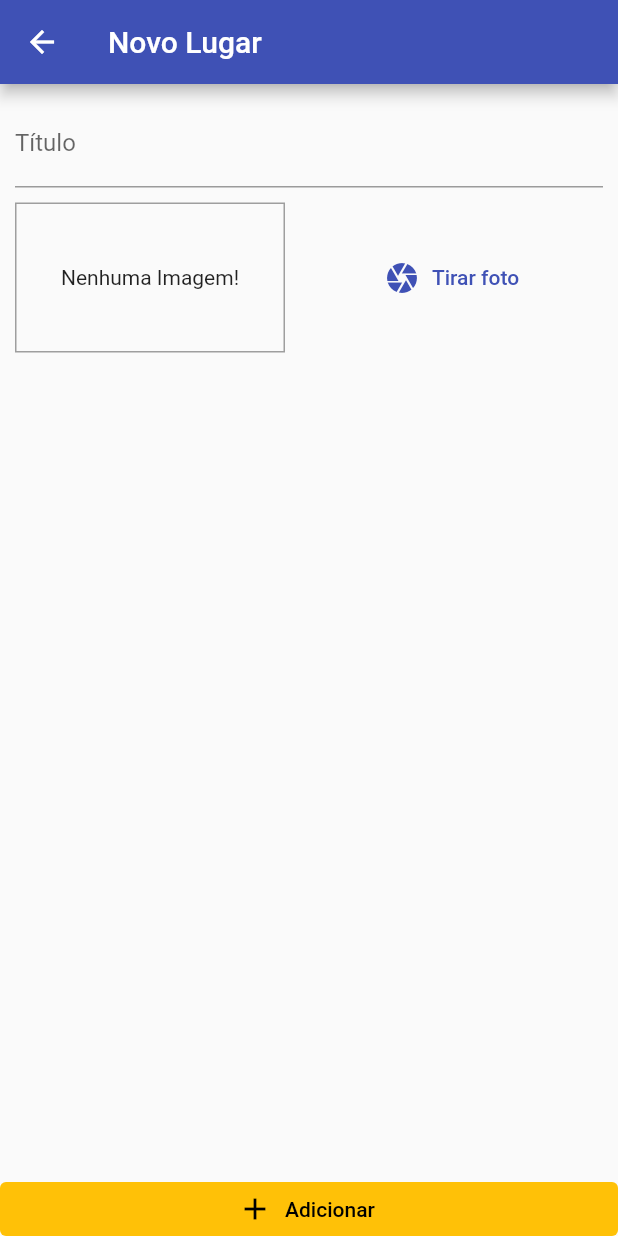
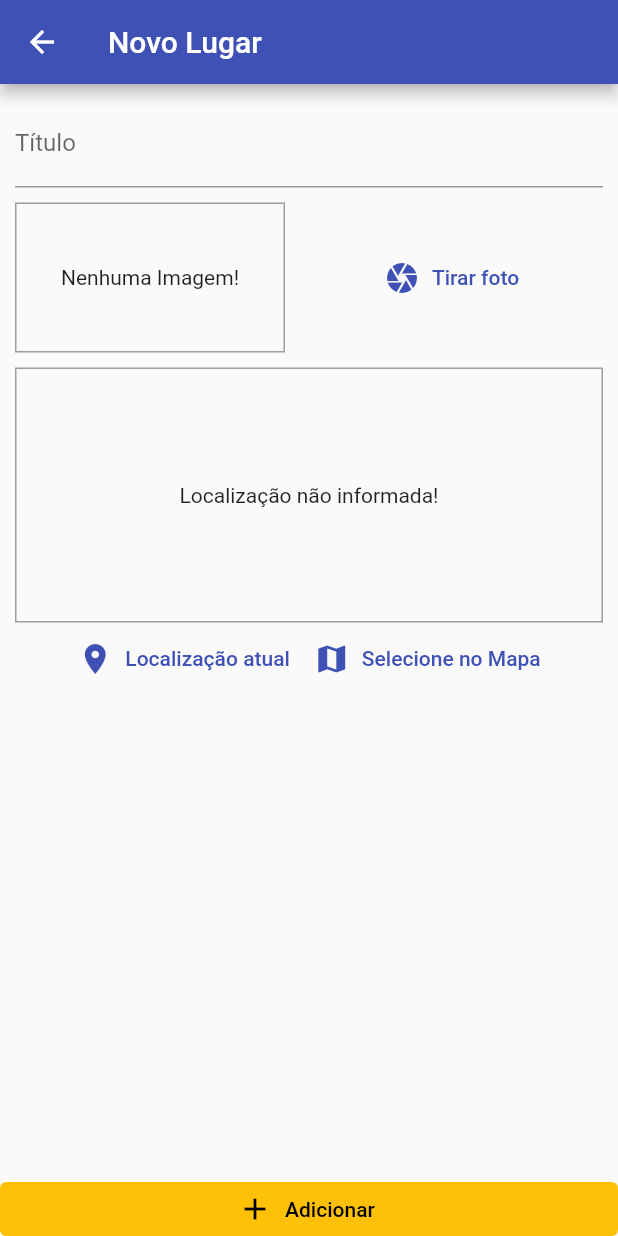
Before and after one commit to jeanmmlima/IMD0509-flutter, a Flutter app: the PlaceFormScreen screen opened by its route, on a phone screen of 412 x 824 dp. Run offline on Flutter 3.47's test engine with Material 2 defaults, Android fonts, the phone set to English and light mode, and no system bars; our stand-ins replace flutter_mobx, google_maps_flutter, image_picker, location, mobx and 1 more; missing offline and left inert: dart:ffi; accounts and stored records are empty; generated files the repository leaves out were written again.

Commit message:
fluxo de localização ok

```diff
--- /dev/null
+++ b/f9_recursos_nativos/lib/components/location_input.dart
@@ -0,0 +1,91 @@
+import 'package:f9_recursos_nativos/screens/map_screen.dart';
+import 'package:f9_recursos_nativos/utils/location_util.dart';
+import 'package:flutter/material.dart';
+import 'package:location/location.dart';
+import 'package:google_maps_flutter/google_maps_flutter.dart';
+
+class LocationInput extends StatefulWidget {
+  @override
+  _LocationInputState createState() => _LocationInputState();
+}
+
+class _LocationInputState extends State<LocationInput> {
+  String? _previewImageUrl;
+
+  Future<void> _getCurrentUserLocation() async {
+    final locData =
+        await Location().getLocation(); //pega localização do usuário
+    print(locData.latitude);
+    print(locData.longitude);
+
+    //CARREGANDO NO MAPA
+
+    final staticMapImageUrl = LocationUtil.generateLocationPreviewImage(
+        latitude: locData.latitude, longitude: locData.longitude);
+
+    setState(() {
+      _previewImageUrl = staticMapImageUrl;
+    });
+  }
+
+  Future<void> _selectOnMap() async {
+    final LatLng selectedPosition = await Navigator.of(context).push(
+      MaterialPageRoute(
+          fullscreenDialog: true, builder: ((context) => MapScreen())),
+    );
+
+    if (selectedPosition == null) return;
+
+    print(selectedPosition.latitude);
+    print(selectedPosition.longitude);
+
+    final staticMapImageUrl = LocationUtil.generateLocationPreviewImage(
+        latitude: selectedPosition.latitude,
+        longitude: selectedPosition.longitude);
+
+    setState(() {
+      _previewImageUrl = staticMapImageUrl;
+    });
+  }
+
+  @override
+  Widget build(BuildContext context) {
+    return Column(
+      children: [
+        Container(
+          height: 170,
+          width: double.infinity,
+          alignment: Alignment.center,
+          decoration: BoxDecoration(
+            border: Border.all(
+              width: 1,
+              color: Colors.grey,
+            ),
+          ),
+          child: _previewImageUrl == null
+              ? Text('Localização não informada!')
+              : Image.network(
+                  _previewImageUrl!,
+                  fit: BoxFit.cover,
+                  width: double.infinity,
+                ),
+        ),
+        Row(
+          mainAxisAlignment: MainAxisAlignment.center,
+          children: [
+            TextButton.icon(
+              icon: Icon(Icons.location_on),
+              label: Text('Localização atual'),
+              onPressed: _getCurrentUserLocation,
+            ),
+            TextButton.icon(
+              icon: Icon(Icons.map),
+              label: Text('Selecione no Mapa'),
+              onPressed: _selectOnMap,
+            ),
+          ],
+        )
+      ],
+    );
+  }
+}
--- a/f9_recursos_nativos/lib/models/place.dart
+++ b/f9_recursos_nativos/lib/models/place.dart
@@ -5,7 +5,7 @@
   final double longitude;
   final String address;
 
-  PlaceLocation({
+  const PlaceLocation({
     required this.latitude,
     required this.longitude,
     this.address = '',
--- a/f9_recursos_nativos/lib/provider/great_places.dart
+++ b/f9_recursos_nativos/lib/provider/great_places.dart
@@ -38,7 +38,7 @@
     return _items[index];
   }
 
-  void addPlace(String title, File image) {
+  void addPlace(String title, File image, ) {
     final newPlace = Place(
         id: Random().nextDouble().toString(),
         title: title,
--- a/f9_recursos_nativos/lib/screens/place_form_screen.dart
+++ b/f9_recursos_nativos/lib/screens/place_form_screen.dart
@@ -1,6 +1,7 @@
 import 'dart:io';
 
 import 'package:f9_recursos_nativos/components/image_input.dart';
+import 'package:f9_recursos_nativos/components/location_input.dart';
 import 'package:f9_recursos_nativos/provider/great_places.dart';
 import 'package:flutter/material.dart';
 import 'package:provider/provider.dart';
@@ -57,6 +58,8 @@
                     ),
                     SizedBox(height: 10),
                     ImageInput(this._selectImage),
+                    SizedBox(height: 10),
+                    LocationInput(),
                   ],
                 ),
               ),
--- /dev/null
+++ b/f9_recursos_nativos/lib/utils/location_util.dart
@@ -0,0 +1,12 @@
+const GOOGLE_API_KEY = 'SUA_CHAVE_AQUI';
+
+class LocationUtil {
+  static String generateLocationPreviewImage({
+    double? latitude,
+    double? longitude,
+  }) {
+    //https://developers.google.com/maps/documentation/maps-static/overview
+    //https://pub.dev/packages/google_maps_flutter
+    return 'https://maps.googleapis.com/maps/api/staticmap?center=$latitude,$longitude&zoom=13&size=600x300&maptype=roadmap&markers=color:red%7Clabel:C%7C$latitude,$longitude&key=$GOOGLE_API_KEY';
+  }
+}
--- a/f9_recursos_nativos/pubspec.yaml
+++ b/f9_recursos_nativos/pubspec.yaml
@@ -43,6 +43,8 @@
   path_provider: ^2.0.11
   path: ^1.8.0
   sqflite: ^2.0.2+1
+  location: ^4.4.0
+  google_maps_flutter: ^2.1.8
 
   # The "flutter_lints" package below contains a set of recommended lints to
   # encourage good coding practices. The lint set provided by the package is
```
Also changed, not shown: f9_recursos_nativos/lib/screens/map_screen.dart (added, +66 -0 lines).
